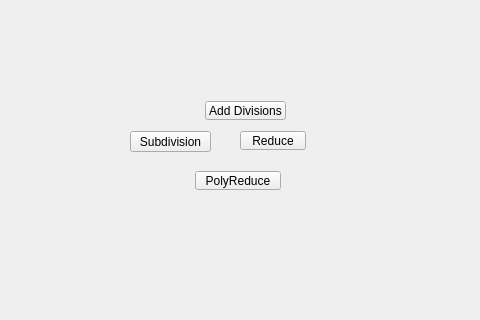
Old version of the form tentacle/ui/subdivision#submenu.ui in the repository m3trik/tentacle; both pictures show x 120 to 600 and y 159 to 479 of the 600 by 600 pixel window.
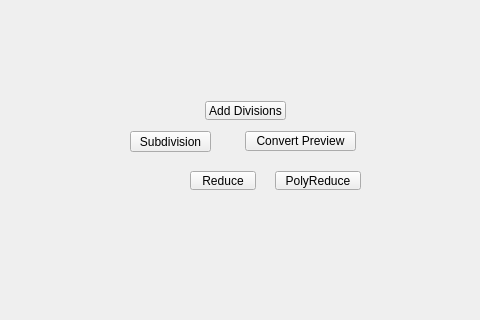
New version of the form.

Patch:
```diff
--- a/tentacle/ui/subdivision#submenu.ui
+++ b/tentacle/ui/subdivision#submenu.ui
@@ -90,7 +90,7 @@
     </property>
     <property name="geometry">
      <rect>
-      <x>315</x>
+      <x>395</x>
       <y>330</y>
       <width>86</width>
       <height>19</height>
@@ -189,8 +189,8 @@
     </property>
     <property name="geometry">
      <rect>
-      <x>360</x>
-      <y>290</y>
+      <x>310</x>
+      <y>330</y>
       <width>66</width>
       <height>19</height>
      </rect>
@@ -214,6 +214,43 @@
      </size>
     </property>
    </widget>
+   <widget class="QPushButton" name="b011">
+    <property name="enabled">
+     <bool>true</bool>
+    </property>
+    <property name="geometry">
+     <rect>
+      <x>365</x>
+      <y>290</y>
+      <width>111</width>
+      <height>20</height>
+     </rect>
+    </property>
+    <property name="minimumSize">
+     <size>
+      <width>0</width>
+      <height>20</height>
+     </size>
+    </property>
+    <property name="maximumSize">
+     <size>
+      <width>16777215</width>
+      <height>19</height>
+     </size>
+    </property>
+    <property name="toolTip">
+     <string>Convert smooth mesh preview to polygons</string>
+    </property>
+    <property name="text">
+     <string>Convert Preview</string>
+    </property>
+    <property name="iconSize">
+     <size>
+      <width>18</width>
+      <height>18</height>
+     </size>
+    </property>
+   </widget>
   </widget>
  </widget>
  <resources/>
```
